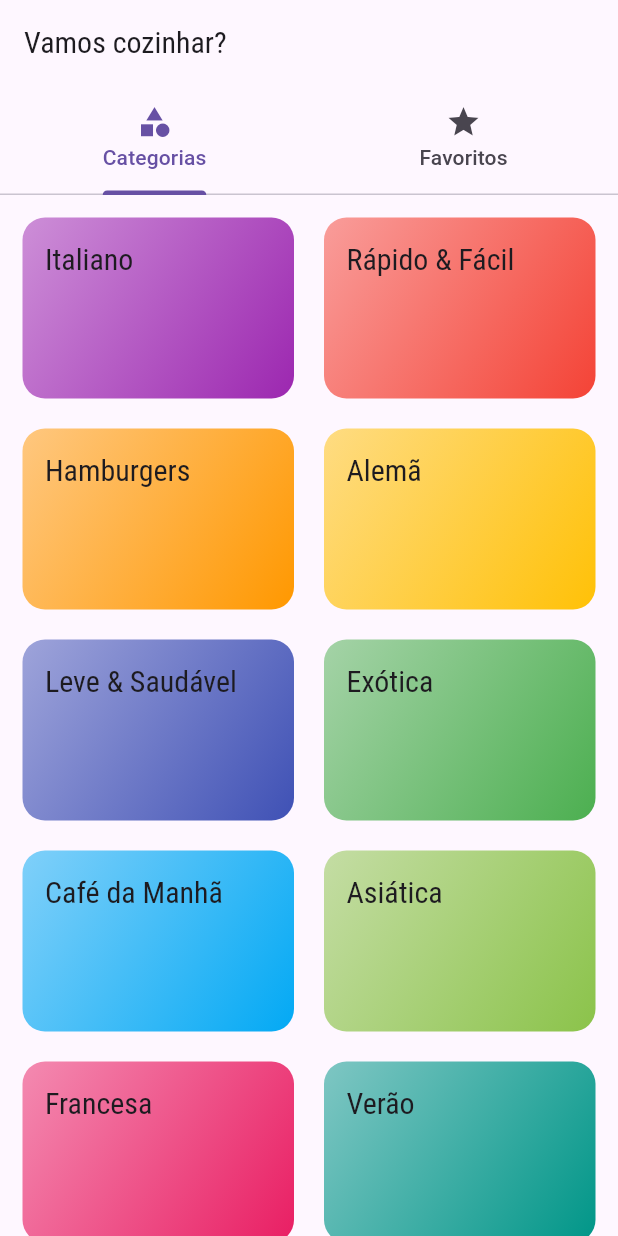
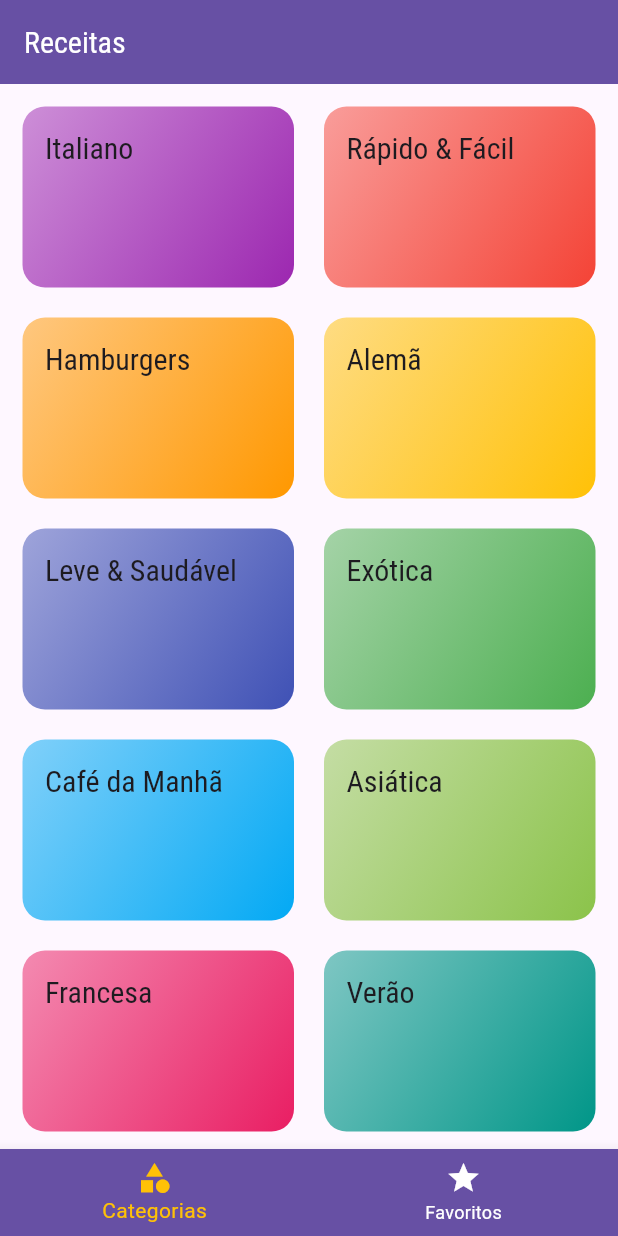
Before and after one commit to dm-moro/FlutterMeals, a Flutter app: the screen it shows after launch, on a phone screen of 412 x 824 dp. Run offline on Flutter 3.47's test engine with Material 3 defaults, Android fonts, the phone set to English and light mode, and no system bars.

Commit message:
refactor: Stateful TabsScreen

```diff
--- a/lib/screens/tabs_screen.dart
+++ b/lib/screens/tabs_screen.dart
@@ -4,33 +4,52 @@ import 'package:flutter/material.dart';
 import 'package:meals/screens/categories_screen.dart';
 import 'package:meals/screens/favorite_screen.dart';
 
-class TabsScreen extends StatelessWidget {
+class TabsScreen extends StatefulWidget {
+
+  @override
+  State<TabsScreen> createState() => _TabsScreenState();
+}
+
+class _TabsScreenState extends State<TabsScreen> {
+
+  int _selectedScreenIndex = 0;
+  final List<Map<String, Object>> _screens = [
+    {'title': 'Receitas', 'screen': CategoriesScreen()},
+    {'title': 'Favoritos', 'screen': FavoriteScreen()},
+  ];
+
+  _selectScren(index) {
+    setState(() {
+      _selectedScreenIndex = index;
+    });
+  }
 
   @override
   Widget build(BuildContext context) {
-    return DefaultTabController(
-      length: 2,
-      child: Scaffold(
-        appBar: AppBar(
-          title: Text('Vamos cozinhar?'),
-          bottom: TabBar(
-            tabs: [
-              Tab(
-                icon: Icon(Icons.category),
-                text: 'Categorias',
-              ),
-              Tab(
-                icon: Icon(Icons.star),
-                text: 'Favoritos',
-              ),
-            ]
+    return Scaffold(
+      appBar: AppBar(
+        title: Text(_screens[_selectedScreenIndex]['title'] as String,
+          style: TextStyle(color: Colors.white),
+        ),
+        backgroundColor: Theme.of(context).colorScheme.primary,
+      ),
+      body: _screens[_selectedScreenIndex]['screen'] as Widget,
+      bottomNavigationBar: BottomNavigationBar(
+        onTap: _selectScren,
+        backgroundColor: Theme.of(context).primaryColor,
+        unselectedItemColor: Colors.white,
+        selectedItemColor: Theme.of(context).colorScheme.secondary,
+        currentIndex: _selectedScreenIndex,
+        items: [
+          BottomNavigationBarItem(
+            icon: Icon(Icons.category),
+            label: 'Categorias',
           ),
-        ),
-        body: TabBarView(
-          children: [
-            CategoriesScreen(),
-            FavoriteScreen(),
-          ]),
+          BottomNavigationBarItem(
+            icon: Icon(Icons.star),
+            label: 'Favoritos',
+          ),
+        ],
       )
     );
   }
```
